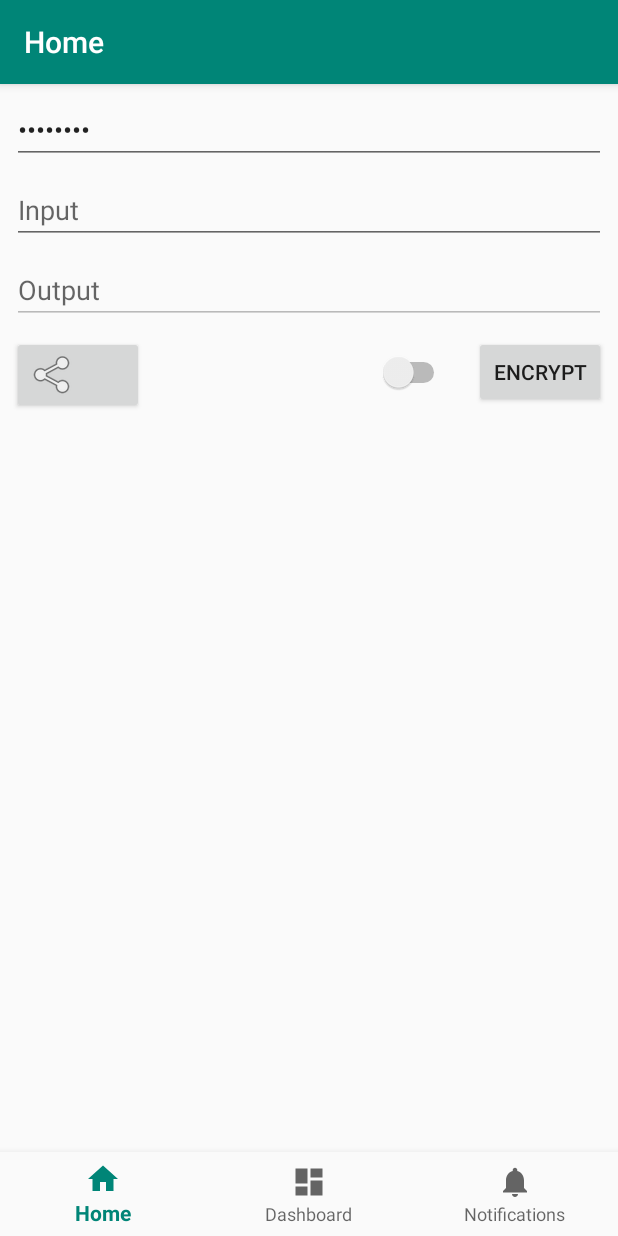
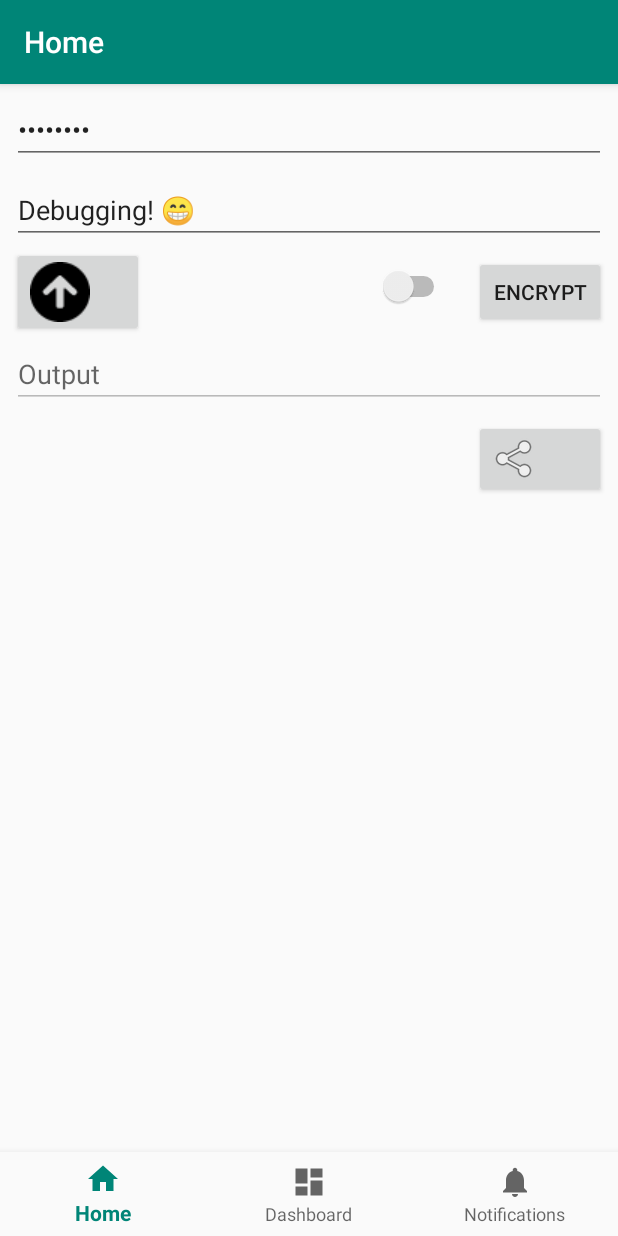
Before and after one commit to miguelromeral/SecretManager, an Android app: the screen it shows after launch (MainActivity), after a tap on an icon or button, on a phone screen of 412 x 824 dp. Run offline under Robolectric (Android 15) with nearby library versions, the phone set to English and light mode, and no system bars; our stand-ins replace data binding, navigation-ui; libraries missing offline, so code that uses them is left out: androidx.databinding.library, org.bouncycastle.jce, org.bouncycastle.util; 1 statement that could not run was skipped.

Commit message:
Added exchange button to move output to input

```diff
--- a/app/src/main/java/es/miguelromeral/secretmanager/ui/home/HomeFragment.kt
+++ b/app/src/main/java/es/miguelromeral/secretmanager/ui/home/HomeFragment.kt
@@ -49,10 +49,29 @@ class HomeFragment : Fragment() {
         binding.item = homeViewModel.item
 
         binding.bShareOutput.setOnClickListener{view ->
-            if(!homeViewModel.item.output.isEmpty()) {
+            if(homeViewModel.item.output.isNotEmpty()) {
                 shareContentText(view.context, homeViewModel.item.output)
+            }else{
+                Toast.makeText(context, "Output is empty yet.", Toast.LENGTH_LONG).show()
             }
         }
+
+        binding.bExchange.setOnClickListener{
+            homeViewModel.item.let{
+                if(it.output.isNotEmpty()) {
+                    it.input = it.output
+                    it.output = ""
+                }else{
+                    Toast.makeText(context, "Output is empty yet.", Toast.LENGTH_LONG).show()
+                }
+            }
+        }
+
+
+        // DEBUGGING:
+        homeViewModel.item.input = "Debugging! \uD83D\uDE01"
+        //////////////
+
 
         // Returning the binding root
         return binding.root
--- a/app/src/main/res/layout/fragment_home.xml
+++ b/app/src/main/res/layout/fragment_home.xml
@@ -15,6 +15,9 @@
             type="es.miguelromeral.secretmanager.ui.models.TextItem" />
     </data>
 
+<ScrollView
+    android:layout_height="match_parent"
+    android:layout_width="match_parent">
 
 <androidx.constraintlayout.widget.ConstraintLayout
     android:layout_width="match_parent"
@@ -50,6 +53,17 @@
         app:layout_constraintStart_toStartOf="parent"
         app:layout_constraintTop_toBottomOf="@+id/etPassword" />
 
+    <Button
+        android:id="@+id/bExecute"
+        android:layout_width="wrap_content"
+        android:layout_height="wrap_content"
+        android:layout_marginTop="8dp"
+        android:layout_marginEnd="8dp"
+        android:onClick="@{() -> viewModel.execute()}"
+        android:text="@{item.decrypt == false ? @string/encrypt : @string/decrypt }"
+        app:layout_constraintEnd_toEndOf="parent"
+        app:layout_constraintTop_toBottomOf="@+id/etInput" />
+
     <EditText
         android:id="@+id/etOutput"
         android:layout_width="0dp"
@@ -58,26 +72,26 @@
         android:layout_marginTop="8dp"
         android:layout_marginEnd="8dp"
         android:ems="10"
+
         android:enabled="false"
-
+        android:hint="Output"
         android:inputType="textCapSentences|textMultiLine"
-        android:hint="Output"
-        tools:text="asaaaaaaaaaaaaaaaaaaaaaaaaaaaaaaaddddddddddddddddddddddddedad"
         android:overScrollMode="ifContentScrolls"
         android:singleLine="false"
         android:text="@={item.output}"
         app:layout_constraintEnd_toEndOf="parent"
+        app:layout_constraintHorizontal_bias="0.0"
         app:layout_constraintStart_toStartOf="parent"
-        app:layout_constraintTop_toBottomOf="@+id/etInput" />
+        app:layout_constraintTop_toBottomOf="@+id/bExecute"
+        tools:text="asaaaaaaaaaaaaaaaaaaaaaaaaaaaaaaaddddddddddddddddddddddddedad" />
 
     <Button
-        android:id="@+id/bExecute"
+        android:id="@+id/bShareOutput"
         android:layout_width="wrap_content"
         android:layout_height="wrap_content"
         android:layout_marginTop="8dp"
         android:layout_marginEnd="8dp"
-        android:text="@{item.decrypt == false ? @string/encrypt : @string/decrypt }"
-        android:onClick="@{() -> viewModel.execute()}"
+        android:drawableStart="@android:drawable/ic_menu_share"
         app:layout_constraintEnd_toEndOf="parent"
         app:layout_constraintTop_toBottomOf="@+id/etOutput" />
 
@@ -89,18 +103,24 @@
         android:checked="@={item.decrypt}"
         app:layout_constraintBottom_toBottomOf="@+id/bExecute"
         app:layout_constraintEnd_toStartOf="@+id/bExecute"
-        app:layout_constraintTop_toTopOf="@+id/bExecute" />
+        app:layout_constraintTop_toTopOf="@+id/bExecute"
+        app:layout_constraintVertical_bias="0.333" />
 
     <Button
-        android:id="@+id/bShareOutput"
+        android:id="@+id/bExchange"
         android:layout_width="wrap_content"
         android:layout_height="wrap_content"
         android:layout_marginStart="8dp"
         android:layout_marginTop="8dp"
-        android:drawableStart="@android:drawable/ic_menu_share"
+        android:layout_marginBottom="8dp"
+        android:drawableStart="@drawable/arrow_up"
+        app:layout_constraintBottom_toTopOf="@+id/etOutput"
         app:layout_constraintStart_toStartOf="parent"
-        app:layout_constraintTop_toBottomOf="@+id/etOutput" />
+        app:layout_constraintTop_toBottomOf="@+id/etInput" />
 
 </androidx.constraintlayout.widget.ConstraintLayout>
 
+</ScrollView>
+
+
 </layout>
```
Also changed, not shown: app/src/main/res/drawable/arrow_up.png (added), app/src/main/res/drawable/exchange.png (added).
